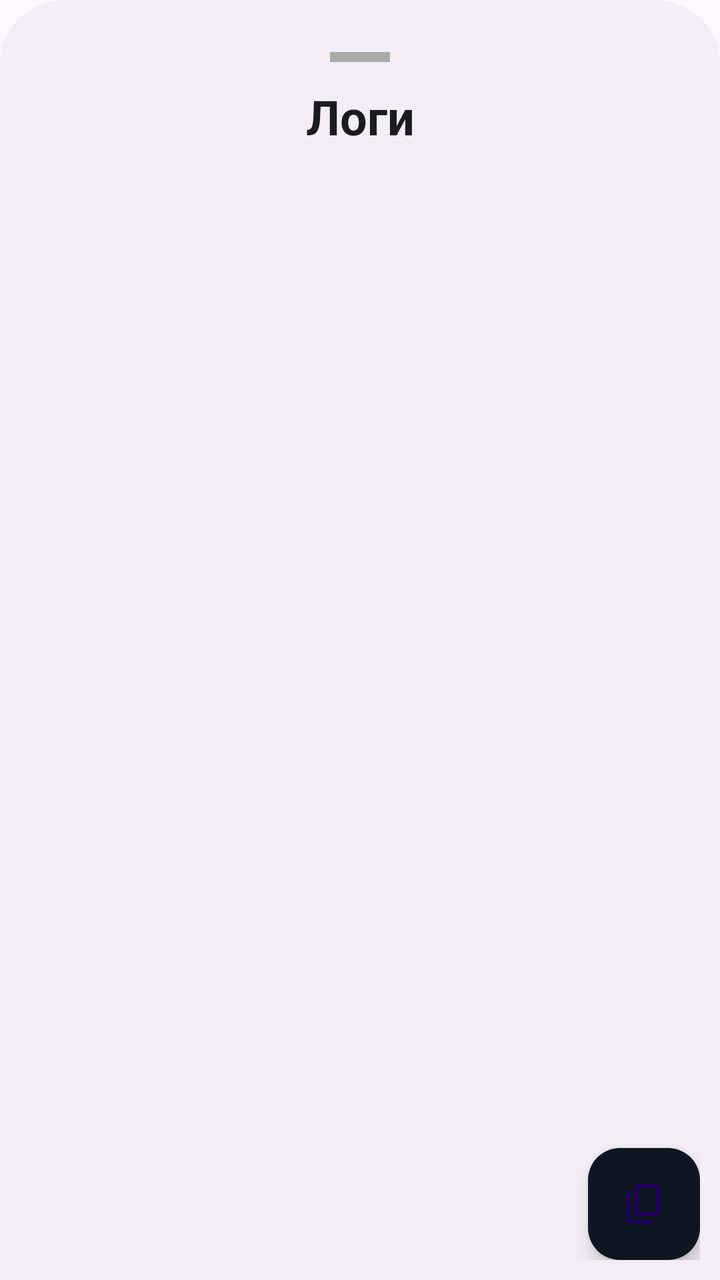
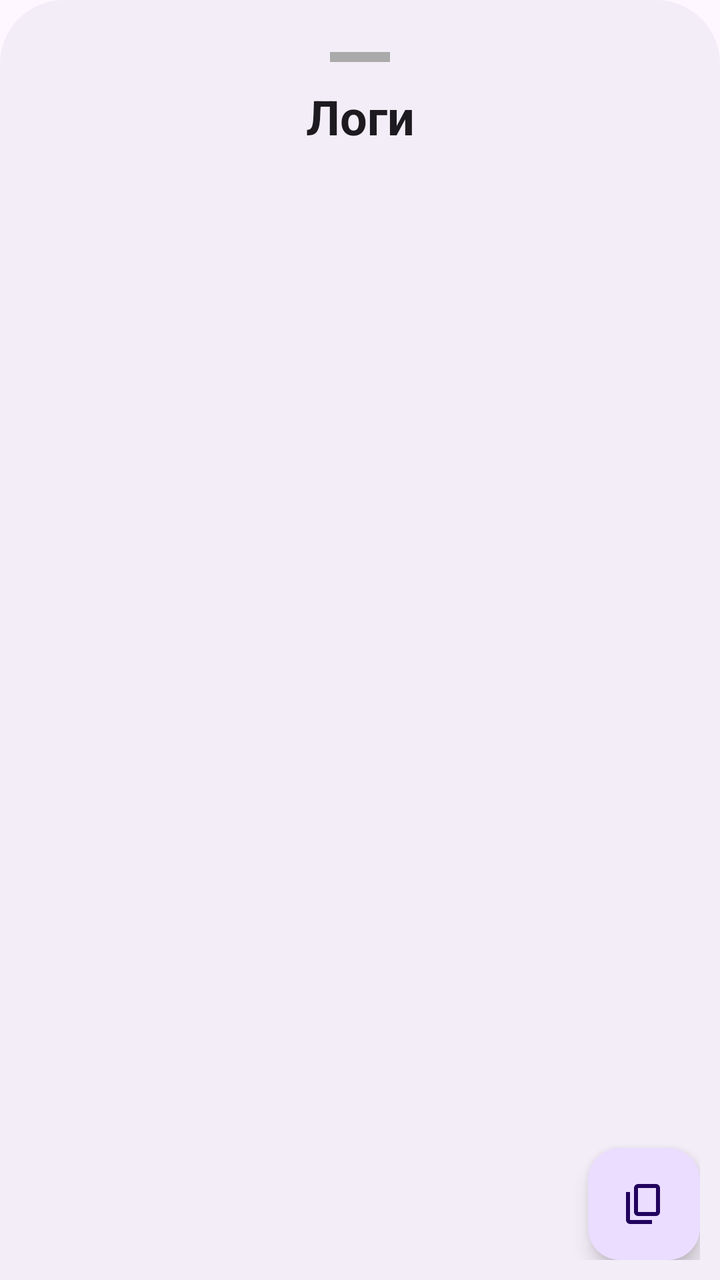

Screens rendered from an Android XML layout before and after an edit, with the pre-edit source and the edit as a unified diff.
<!-- AndroidManifest.xml: application theme DefaultTheme -->
<!-- res/layout/log_bottom_sheet.xml -->
<?xml version="1.0" encoding="utf-8"?>
<androidx.constraintlayout.widget.ConstraintLayout xmlns:android="http://schemas.android.com/apk/res/android"
    xmlns:app="http://schemas.android.com/apk/res-auto"
    android:layout_width="match_parent"
    android:layout_height="match_parent"
    android:background="@drawable/bottom_sheet_rounded"
    android:padding="10dp">

        <View
            android:id="@+id/handle"
            android:layout_width="30dp"
            android:layout_height="5dp"
            android:background="@android:color/darker_gray"
            android:layout_marginTop="16dp"
            app:layout_constraintTop_toTopOf="parent"
            app:layout_constraintStart_toStartOf="parent"
            app:layout_constraintEnd_toEndOf="parent"/>

        <TextView
            android:id="@+id/orbotLogHeader"
            style="@style/BottomSheetHeader"
            android:layout_width="wrap_content"
            android:layout_height="wrap_content"
            android:text="@string/menu_log"
            android:layout_marginTop="32dp"
            android:textAppearance="?android:attr/textAppearanceMedium"
            app:layout_constraintStart_toStartOf="parent"
            app:layout_constraintTop_toTopOf="parent"
            app:layout_constraintEnd_toEndOf="parent" />

        <com.google.android.material.floatingactionbutton.FloatingActionButton
            android:id="@+id/btnCopyLog"
            android:layout_width="wrap_content"
            android:layout_height="wrap_content"
            android:tint="@color/panel_background_main"
            android:backgroundTint="@color/orbot_btn_enabled_purple"
            android:contentDescription="@string/btn_copy_log"
            android:textColor="@android:color/white"
            android:src="@drawable/ic_copy_log"
            app:borderWidth="0dp"
            app:rippleColor="@color/dark_purple"
            app:layout_constraintEnd_toEndOf="parent"
            app:layout_constraintBottom_toBottomOf="parent" />

        <androidx.core.widget.NestedScrollView
            android:layout_width="match_parent"
            android:layout_height="wrap_content"
            app:layout_constraintStart_toStartOf="parent"
            app:layout_constraintTop_toBottomOf="@+id/orbotLogHeader"
            android:paddingTop="16dp"
            android:paddingBottom="@dimen/button_horizontal_large_margin">

            <TextView
                android:id="@+id/orbotLog"
                android:layout_width="match_parent"
                android:layout_height="wrap_content"
                android:fontFamily="monospace"
                android:textColor="@color/bright_green"
                android:gravity="start"
                android:textIsSelectable="true"
                android:textSize="12sp"
                android:text=""
                android:textAppearance="?android:attr/textAppearanceSmallInverse" />

        </androidx.core.widget.NestedScrollView>

</androidx.constraintlayout.widget.ConstraintLayout>
<!-- resources referenced by this layout -->
<resources>
  <color name="bright_green">#78C97B</color>
  <color name="dark_purple">#0E1621</color>
  <color name="orbot_btn_enabled_purple">#0E1621</color>
  <color name="panel_background_main">#efefef</color>
  <dimen name="button_horizontal_large_margin">64dp</dimen>
  <!-- drawable bottom_sheet_rounded (drawable) -->
  <?xml version="1.0" encoding="utf-8"?>
  <shape xmlns:android="http://schemas.android.com/apk/res/android"
      android:shape="rectangle">
      <solid android:color="?attr/colorSurfaceContainer" />
      <corners
          android:topLeftRadius="32dp"
          android:topRightRadius="32dp"
          android:bottomLeftRadius="0dp"
          android:bottomRightRadius="0dp" />
  </shape>
  <!-- drawable ic_copy_log (drawable) -->
  <vector xmlns:android="http://schemas.android.com/apk/res/android"
      android:width="24dp"
      android:height="24dp"
      android:viewportWidth="960"
      android:viewportHeight="960"
      android:tint="?attr/colorControlNormal"
      android:autoMirrored="true">
    <path
        android:fillColor="@android:color/white"
        android:pathData="M360,720Q327,720 303.5,696.5Q280,673 280,640L280,160Q280,127 303.5,103.5Q327,80 360,80L720,80Q753,80 776.5,103.5Q800,127 800,160L800,640Q800,673 776.5,696.5Q753,720 720,720L360,720ZM360,640L720,640Q720,640 720,640Q720,640 720,640L720,160Q720,160 720,160Q720,160 720,160L360,160Q360,160 360,160Q360,160 360,160L360,640Q360,640 360,640Q360,640 360,640ZM200,880Q167,880 143.5,856.5Q120,833 120,800L120,240L200,240L200,800Q200,800 200,800Q200,800 200,800L640,800L640,880L200,880ZM360,640Q360,640 360,640Q360,640 360,640L360,160Q360,160 360,160Q360,160 360,160L360,160Q360,160 360,160Q360,160 360,160L360,640Q360,640 360,640Q360,640 360,640L360,640Z"/>
  </vector>
  <string name="btn_copy_log">Копировать журнал</string>
  <string name="menu_log">Логи</string>
  <style name="BottomSheetHeader" parent="BottomSheetTextView">
          <item name="android:layout_marginTop">8dp</item>
          <item name="android:gravity">center_horizontal</item>
          <item name="android:textStyle">bold</item>
          <item name="android:layout_width">wrap_content</item>
          <item name="android:layout_height">wrap_content</item>
          <item name="android:textSize">24sp</item>
      </style>
  <style name="DefaultTheme" parent="Theme.Material3.DayNight.NoActionBar">
          <item name="preferenceTheme">@style/PrefsTheme</item>
      </style>
  <style name="BottomSheetTextView" parent="android:Widget.TextView">
          <item name="android:textColor">?attr/colorOnSurface</item>
          <item name="android:layout_width">wrap_content</item>
          <item name="android:layout_height">wrap_content</item>
      </style>
  <style name="PrefsTheme" parent="PreferenceThemeOverlay">
          <item name="android:layout">@layout/fragment_settings</item>
      </style>
</resources>

<!-- the commit's change to res/layout/log_bottom_sheet.xml (unified diff, before → after) -->
@@ -33,9 +33,9 @@
             android:layout_width="wrap_content"
             android:layout_height="wrap_content"
             android:tint="@color/panel_background_main"
-            android:backgroundTint="@color/orbot_btn_enabled_purple"
+
             android:contentDescription="@string/btn_copy_log"
-            android:textColor="@android:color/white"
+
             android:src="@drawable/ic_copy_log"
             app:borderWidth="0dp"
             app:rippleColor="@color/dark_purple"
<!-- resource entries referenced after the edit -->
@@ -2,7 +2,6 @@
 <resources>
   <color name="bright_green">#78C97B</color>
   <color name="dark_purple">#0E1621</color>
-  <color name="orbot_btn_enabled_purple">#0E1621</color>
   <color name="panel_background_main">#efefef</color>
   <dimen name="button_horizontal_large_margin">64dp</dimen>
   <!-- drawable bottom_sheet_rounded (drawable) -->
